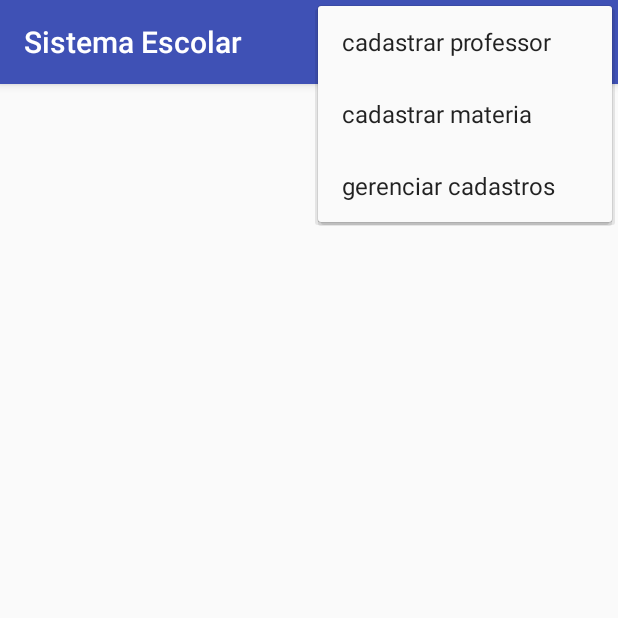
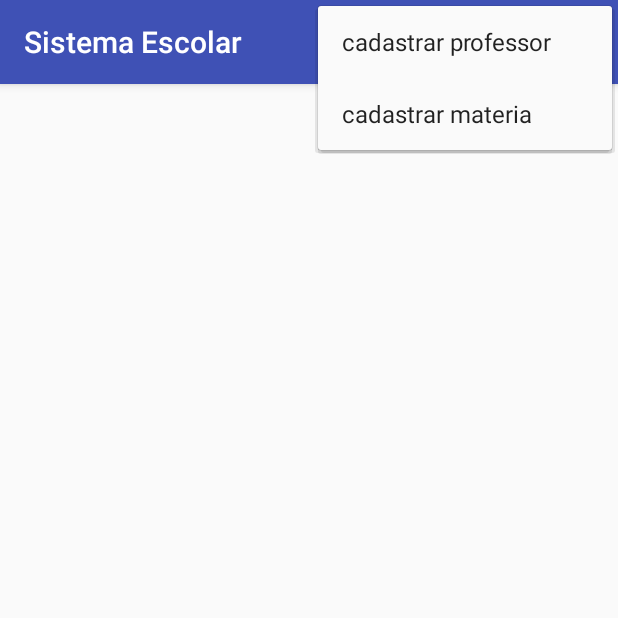
Before and after one commit to kibutzzz/SistemaEscolar, an Android app: the screen it shows after launch (MainActivity), with the options menu open, on a phone screen of 412 x 824 dp, the top half of it. Run offline under Robolectric (Android 15) with nearby library versions, the phone set to English and light mode, and no system bars.

Commit message:
Retirado item do menu

```diff
--- a/app/src/main/res/menu/main_activity_menu.xml
+++ b/app/src/main/res/menu/main_activity_menu.xml
@@ -6,7 +6,5 @@
         android:title="cadastrar professor" />
     <item android:id="@+id/cadastrar_materia"
         android:title="cadastrar materia"/>
-    <item
-        android:id="@+id/gerenciar"
-        android:title="gerenciar cadastros" />
+
 </menu>
```
